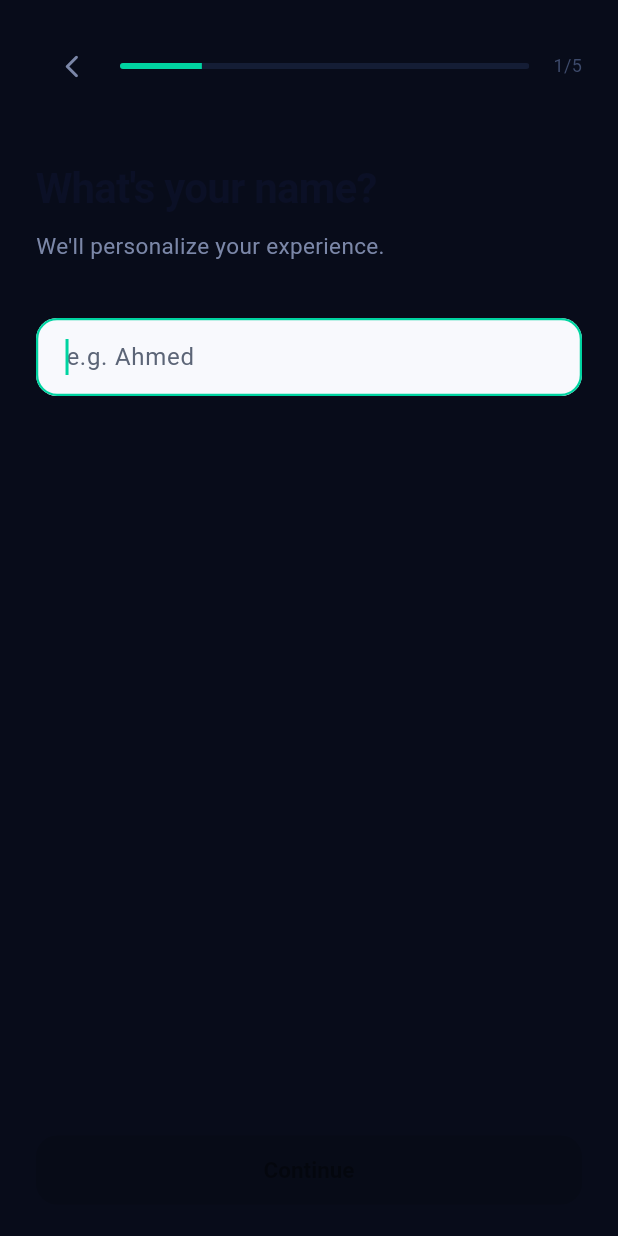
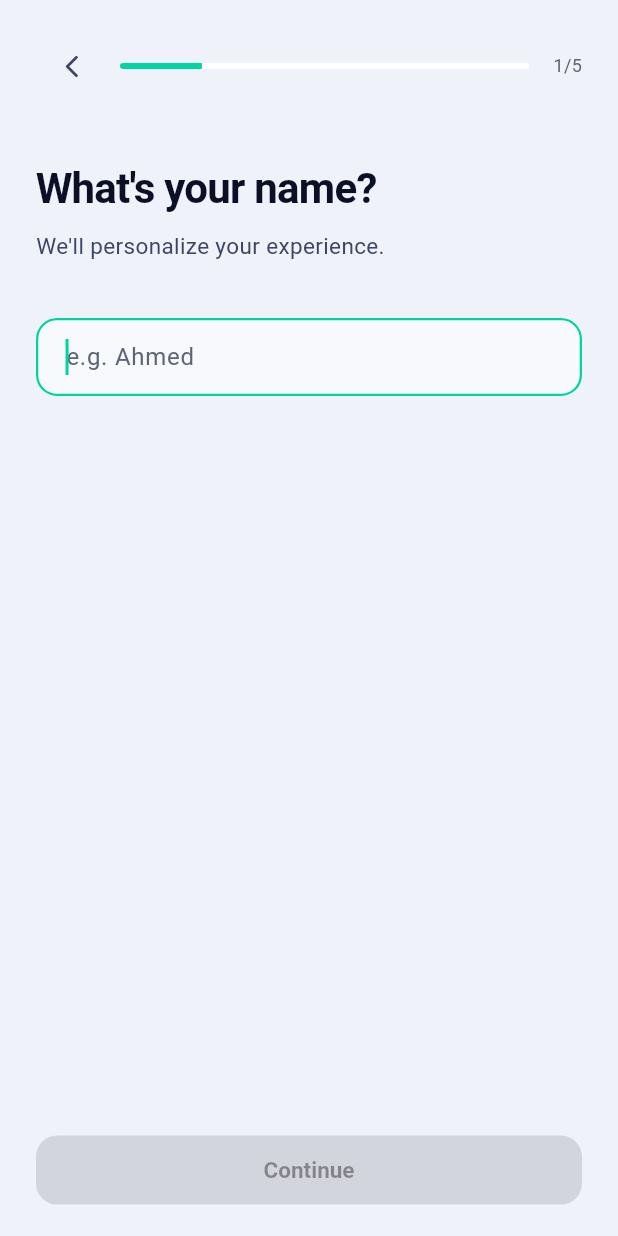
Before and after one commit to abuhussein1504/3ML, a Flutter app: the screen it shows after launch, after a tap on "Light", after a tap on "I'm New", on a phone screen of 412 x 824 dp. Run offline on Flutter 3.47's test engine with Material 3 defaults, Android fonts, the phone set to English and light mode, and no system bars; our stand-ins replace file_picker, fl_chart, share_plus, shared_preferences, sqflite, sqflite_common_ffi and 1 more; accounts and stored records are empty.

Commit message:
theme edit

```diff
--- a/lib/app_theme.dart
+++ b/lib/app_theme.dart
@@ -1,3 +1,4 @@
+// app_theme.dart
 import 'package:flutter/material.dart';
 
 // ── AppColors ThemeExtension ──────────────────────────────────────
--- a/lib/main.dart
+++ b/lib/main.dart
@@ -1,3 +1,4 @@
+// main.dart
 import 'package:flutter/material.dart';
 import 'package:flutter/services.dart';
 import 'package:provider/provider.dart';
--- a/lib/screens/onboarding/onboarding_screen.dart
+++ b/lib/screens/onboarding/onboarding_screen.dart
@@ -1,3 +1,4 @@
+// onboarding screen
 import 'dart:io';
 import 'package:flutter/material.dart';
 import 'package:file_picker/file_picker.dart';
--- a/lib/screens/onboarding/setup_screen.dart
+++ b/lib/screens/onboarding/setup_screen.dart
@@ -16,7 +16,6 @@ class _SetupScreenState extends State<SetupScreen> {
   int _step = 0;
   bool _isLoading = false;
 
-  // Form values
   final _nameCtrl = TextEditingController();
   final _salaryCtrl = TextEditingController();
   final _billsCtrl = TextEditingController();
@@ -81,9 +80,8 @@ class _SetupScreenState extends State<SetupScreen> {
       name: _nameCtrl.text.trim(),
       salary: (double.tryParse(_salaryCtrl.text.trim()) ?? 0).toDouble(),
       payday: _selectedPayday,
-      fixedBills: (double.tryParse(_billsCtrl.text.trim().isEmpty
-                  ? '0'
-                  : _billsCtrl.text.trim()) ??
+      fixedBills: (double.tryParse(
+                  _billsCtrl.text.trim().isEmpty ? '0' : _billsCtrl.text.trim()) ??
               0.0)
           .toDouble(),
       savingsGoal: (double.tryParse(_savingsCtrl.text.trim().isEmpty
@@ -109,12 +107,6 @@ class _SetupScreenState extends State<SetupScreen> {
       case 1:
         final v = double.tryParse(_salaryCtrl.text.trim());
         return v != null && v > 0;
-      case 2:
-        return true;
-      case 3:
-        return true;
-      case 4:
-        return true;
       default:
         return true;
     }
@@ -122,20 +114,24 @@ class _SetupScreenState extends State<SetupScreen> {
 
   @override
   Widget build(BuildContext context) {
+    final c = context.appColors; // ✅ theme-aware colors
+
     return Scaffold(
-      backgroundColor: AppTheme.bgPrimary,
+      backgroundColor: c.bgPrimary, // ✅ was AppTheme.bgPrimary (always dark)
       body: SafeArea(
         child: Column(
           children: [
-            // Progress bar
             Padding(
               padding: const EdgeInsets.fromLTRB(24, 20, 24, 0),
               child: Row(
                 children: [
                   IconButton(
                     onPressed: _back,
-                    icon: const Icon(Icons.arrow_back_ios_new_rounded,
-                        color: AppTheme.textSecondary, size: 18),
+                    icon: Icon(
+                      Icons.arrow_back_ios_new_rounded,
+                      color: c.textSecondary, // ✅
+                      size: 18,
+                    ),
                   ),
                   const SizedBox(width: 8),
                   Expanded(
@@ -143,7 +139,7 @@ class _SetupScreenState extends State<SetupScreen> {
                       borderRadius: BorderRadius.circular(4),
                       child: LinearProgressIndicator(
                         value: (_step + 1) / 5,
-                        backgroundColor: AppTheme.bgCard,
+                        backgroundColor: c.bgCard, // ✅
                         valueColor:
                             const AlwaysStoppedAnimation(AppTheme.primary),
                         minHeight: 4,
@@ -153,13 +149,11 @@ class _SetupScreenState extends State<SetupScreen> {
                   const SizedBox(width: 16),
                   Text(
                     '${_step + 1}/5',
-                    style: const TextStyle(
-                        color: AppTheme.textMuted, fontSize: 12),
+                    style: TextStyle(color: c.textMuted, fontSize: 12), // ✅
                   ),
                 ],
               ),
             ),
-            // Pages
             Expanded(
               child: PageView(
                 controller: _pageController,
@@ -172,7 +166,7 @@ class _SetupScreenState extends State<SetupScreen> {
                       controller: _nameCtrl,
                       autofocus: true,
                       textCapitalization: TextCapitalization.words,
-                      style: const TextStyle(color: AppTheme.textPrimary),
+                      style: TextStyle(color: c.textPrimary), // ✅
                       decoration: const InputDecoration(hintText: 'e.g. Ahmed'),
                       onChanged: (_) => setState(() {}),
                     ),
@@ -183,15 +177,15 @@ class _SetupScreenState extends State<SetupScreen> {
                     child: Column(
                       children: [
                         DropdownButtonFormField<String>(
-                          initialValue: _currency,
-                          dropdownColor: AppTheme.bgCard,
-                          style: const TextStyle(color: AppTheme.textPrimary),
+                          value: _currency,
+                          dropdownColor: c.bgCard, // ✅
+                          style: TextStyle(color: c.textPrimary), // ✅
                           decoration:
                               const InputDecoration(labelText: 'Currency'),
                           items: _currencies
-                              .map((c) => DropdownMenuItem(
-                                    value: c,
-                                    child: Text(c),
+                              .map((cur) => DropdownMenuItem(
+                                    value: cur,
+                                    child: Text(cur),
                                   ))
                               .toList(),
                           onChanged: (v) => setState(() => _currency = v!),
@@ -201,12 +195,11 @@ class _SetupScreenState extends State<SetupScreen> {
                           controller: _salaryCtrl,
                           keyboardType: const TextInputType.numberWithOptions(
                               decimal: true),
-                          style: const TextStyle(color: AppTheme.textPrimary),
+                          style: TextStyle(color: c.textPrimary), // ✅
                           decoration: InputDecoration(
                             hintText: 'e.g. 12000',
                             prefixText: '$_currency  ',
-                            prefixStyle:
-                                const TextStyle(color: AppTheme.textMuted),
+                            prefixStyle: TextStyle(color: c.textMuted), // ✅
                           ),
                           onChanged: (_) => setState(() {}),
                         ),
@@ -229,11 +222,11 @@ class _SetupScreenState extends State<SetupScreen> {
                       controller: _billsCtrl,
                       keyboardType:
                           const TextInputType.numberWithOptions(decimal: true),
-                      style: const TextStyle(color: AppTheme.textPrimary),
+                      style: TextStyle(color: c.textPrimary), // ✅
                       decoration: InputDecoration(
                         hintText: 'e.g. 3000',
                         prefixText: '$_currency  ',
-                        prefixStyle: const TextStyle(color: AppTheme.textMuted),
+                        prefixStyle: TextStyle(color: c.textMuted), // ✅
                       ),
                     ),
                   ),
@@ -245,11 +238,11 @@ class _SetupScreenState extends State<SetupScreen> {
                       controller: _savingsCtrl,
                       keyboardType:
                           const TextInputType.numberWithOptions(decimal: true),
-                      style: const TextStyle(color: AppTheme.textPrimary),
+                      style: TextStyle(color: c.textPrimary), // ✅
                       decoration: InputDecoration(
                         hintText: 'e.g. 1000',
                         prefixText: '$_currency  ',
-                        prefixStyle: const TextStyle(color: AppTheme.textMuted),
+                        prefixStyle: TextStyle(color: c.textMuted), // ✅
                       ),
                       onChanged: (_) => setState(() {}),
                     ),
@@ -257,7 +250,6 @@ class _SetupScreenState extends State<SetupScreen> {
                 ],
               ),
             ),
-            // CTA
             Padding(
               padding: const EdgeInsets.symmetric(horizontal: 24, vertical: 20),
               child: SizedBox(
@@ -265,13 +257,12 @@ class _SetupScreenState extends State<SetupScreen> {
                 child: ElevatedButton(
                   onPressed: _canProceed ? _next : null,
                   child: _isLoading
-                      ? const SizedBox(
+                      ? SizedBox(
                           height: 20,
                           width: 20,
                           child: CircularProgressIndicator(
                             strokeWidth: 2,
-                            valueColor:
-                                AlwaysStoppedAnimation(AppTheme.bgPrimary),
+                            valueColor: AlwaysStoppedAnimation(c.bgPrimary), // ✅
                           ),
                         )
                       : Text(_step == 4 ? "Let's Go!" : 'Continue'),
@@ -298,6 +289,7 @@ class _StepPage extends StatelessWidget {
 
   @override
   Widget build(BuildContext context) {
+    final c = context.appColors; // ✅
     return Padding(
       padding: const EdgeInsets.symmetric(horizontal: 24),
       child: Column(
@@ -306,9 +298,14 @@ class _StepPage extends StatelessWidget {
           const SizedBox(height: 40),
           Text(title, style: Theme.of(context).textTheme.headlineLarge),
           const SizedBox(height: 10),
-          Text(subtitle,
-              style: const TextStyle(
-                  color: AppTheme.textSecondary, fontSize: 15, height: 1.5)),
+          Text(
+            subtitle,
+            style: TextStyle(
+              color: c.textSecondary, // ✅ was AppTheme.textSecondary (always dark)
+              fontSize: 15,
+              height: 1.5,
+            ),
+          ),
           const SizedBox(height: 36),
           child,
         ],
@@ -324,6 +321,7 @@ class _PaydayPicker extends StatelessWidget {
 
   @override
   Widget build(BuildContext context) {
+    final c = context.appColors; // ✅
     return Wrap(
       spacing: 8,
       runSpacing: 8,
@@ -337,17 +335,17 @@ class _PaydayPicker extends StatelessWidget {
             width: 46,
             height: 46,
             decoration: BoxDecoration(
-              color: isSelected ? AppTheme.primary : AppTheme.bgCard,
+              color: isSelected ? AppTheme.primary : c.bgCard, // ✅
               borderRadius: BorderRadius.circular(12),
               border: Border.all(
-                color: isSelected ? AppTheme.primary : AppTheme.border,
+                color: isSelected ? AppTheme.primary : c.border, // ✅
               ),
             ),
             alignment: Alignment.center,
             child: Text(
               '$day',
               style: TextStyle(
-                color: isSelected ? AppTheme.bgPrimary : AppTheme.textSecondary,
+                color: isSelected ? c.bgPrimary : c.textSecondary, // ✅
                 fontWeight: isSelected ? FontWeight.w700 : FontWeight.w400,
                 fontSize: 14,
               ),
```
